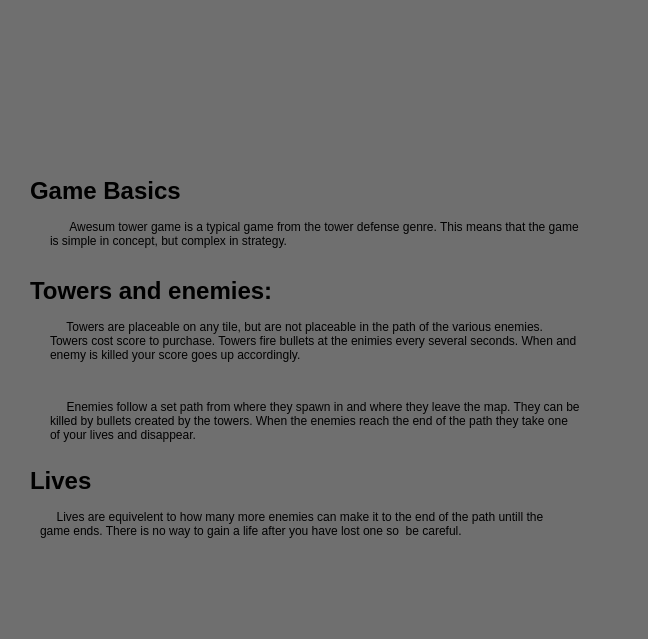
The window that helpform.ui (Carragher/awesum-o) describes before a commit, drawn with Qt 5.
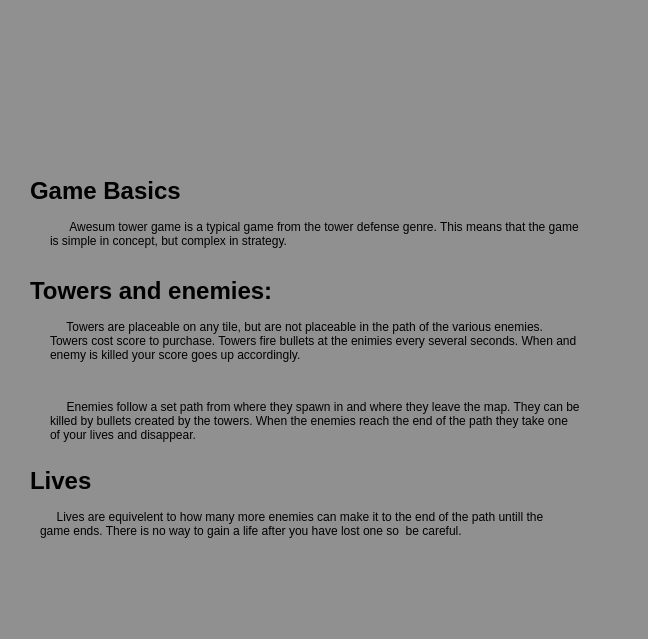
The same window after the commit. Icons and pictures are not drawn.

Patch:
```diff
--- a/helpform.ui
+++ b/helpform.ui
@@ -14,7 +14,7 @@
    <string>Form</string>
   </property>
   <property name="styleSheet">
-   <string notr="true">background-color: rgb(111, 111, 111);</string>
+   <string notr="true">background-color:rgb(144, 144, 144)</string>
   </property>
   <widget class="QLabel" name="label">
    <property name="geometry">
```
